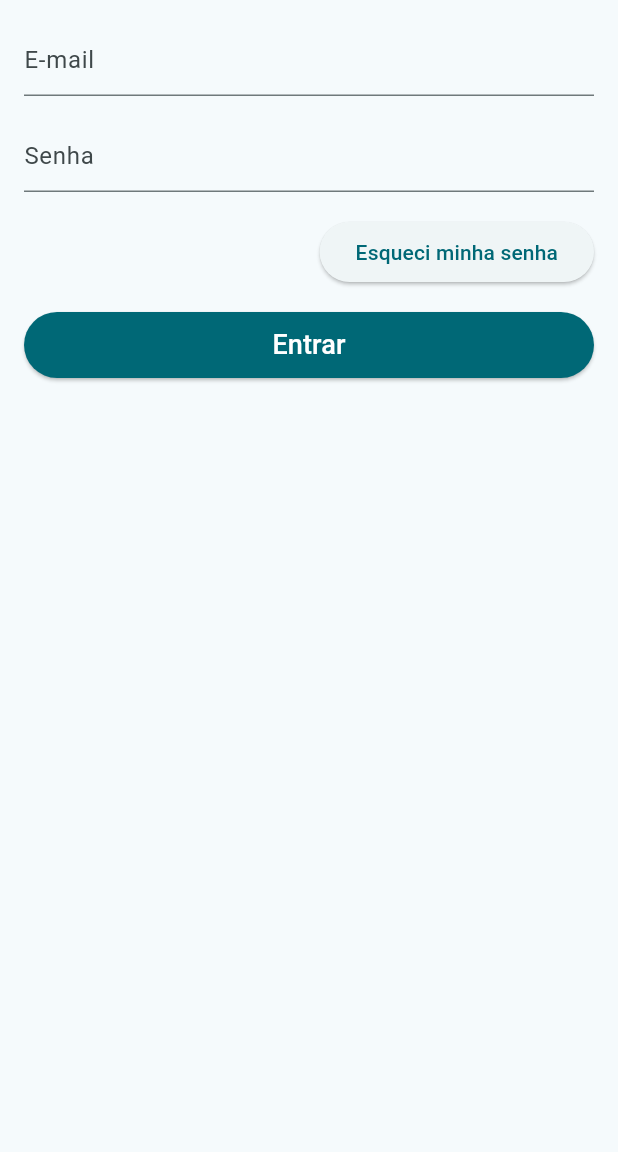
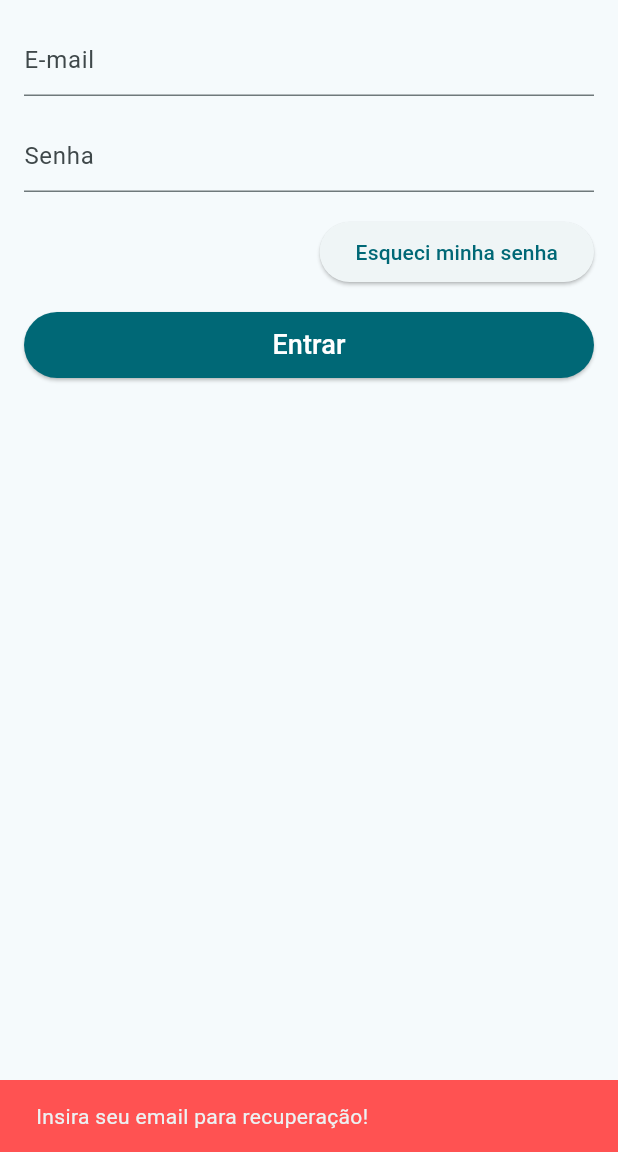
Before and after one commit to Anderboeing/loja_virtual_flutter, a Flutter app: the loginScreen screen opened directly, after a tap on "Esqueci minha senha", on a phone screen of 412 x 824 dp, the part 84-1236 px from its top. Run offline on Flutter 3.47's test engine with Material 3 defaults, Android fonts, the light colour scheme and no system bars; our stand-ins replace carousel_slider, cloud_firestore, firebase_auth, firebase_core, flutter_dotenv, transparent_image; accounts and stored records are empty.

Commit message:
recuperando senha

```diff
--- a/lib/models/user_model.dart
+++ b/lib/models/user_model.dart
@@ -81,7 +81,9 @@ class UserModel extends Model {
     notifyListeners();
   }
 
-  void recoverPass() {}
+  void recoverPass(String email) {
+    _auth.sendPasswordResetEmail(email: email);
+  }
 
   bool isLoggedIn() {
     return firebaseUser != null;
--- a/lib/screens/login_screen.dart
+++ b/lib/screens/login_screen.dart
@@ -73,7 +73,26 @@ class _loginScreenState extends State<loginScreen> {
                   Align(
                     alignment: Alignment.centerRight,
                     child: ElevatedButton(
-                      onPressed: () {},
+                      onPressed: () {
+                        if(_emailController.text.isEmpty) {
+                          ScaffoldMessenger.of(context).showSnackBar(
+                            SnackBar(
+                              content: Text("Insira seu email para recuperação!"),
+                              backgroundColor: Colors.redAccent,
+                              duration: Duration(seconds: 2),
+                            ),
+                          );
+                        } else {
+                          model.recoverPass(_emailController.text);
+                          ScaffoldMessenger.of(context).showSnackBar(
+                            SnackBar(
+                              content: Text("Confira seu email!"),
+                              backgroundColor: Theme.of(context).primaryColor,
+                              duration: Duration(seconds: 2),
+                            ),
+                          );
+                        }
+                      },
                       child: Text(
                         "Esqueci minha senha",
                         textAlign: TextAlign.right,
```
